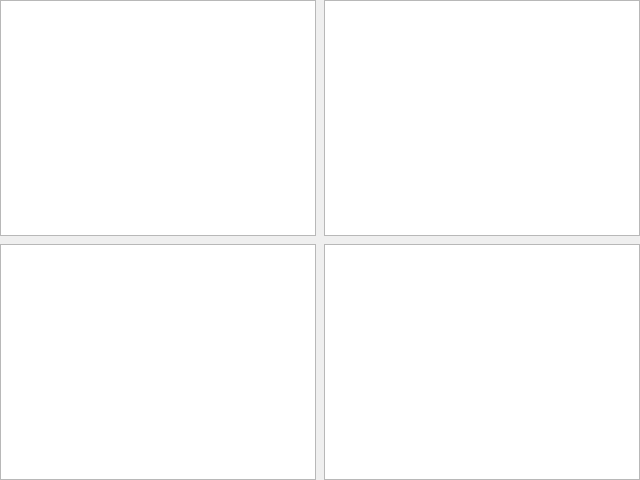
Old version of the form src/widget.ui in the repository fanzhiyong/todo_for_pc.
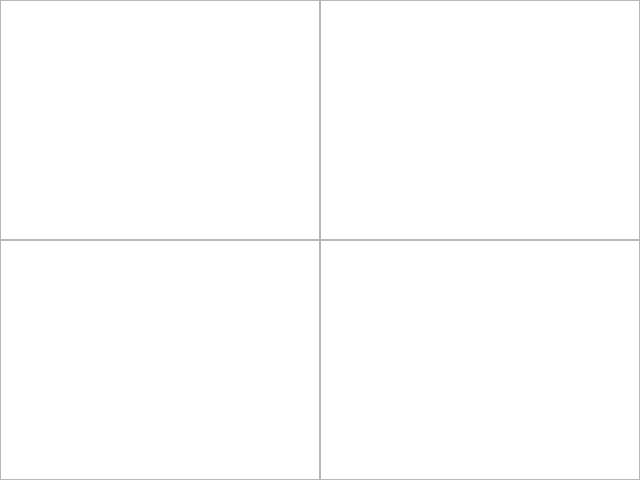
New version of the form.

Commit message: 调整TODO页面。

The edit to the form file:
```diff
--- a/src/widget.ui
+++ b/src/widget.ui
@@ -32,7 +32,7 @@
    <item>
     <layout class="QGridLayout" name="gridLayout">
      <property name="spacing">
-      <number>8</number>
+      <number>0</number>
      </property>
      <item row="1" column="1">
       <layout class="QVBoxLayout" name="verticalLayout_3">
```
The commit also changes 2 other files.
